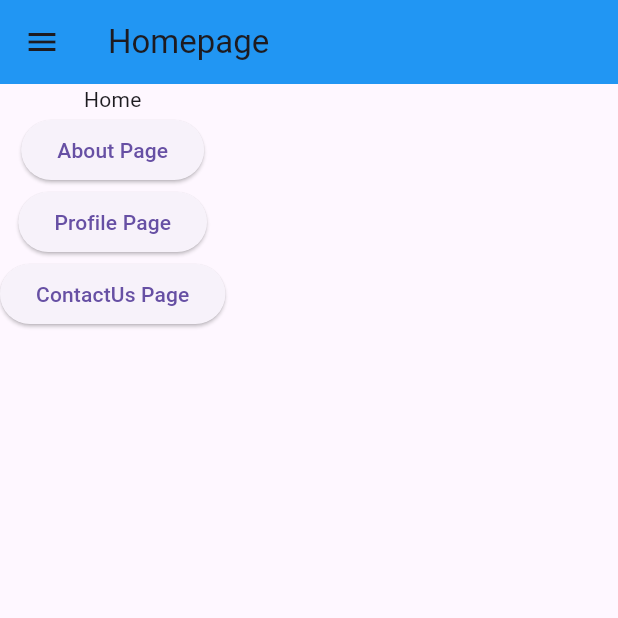
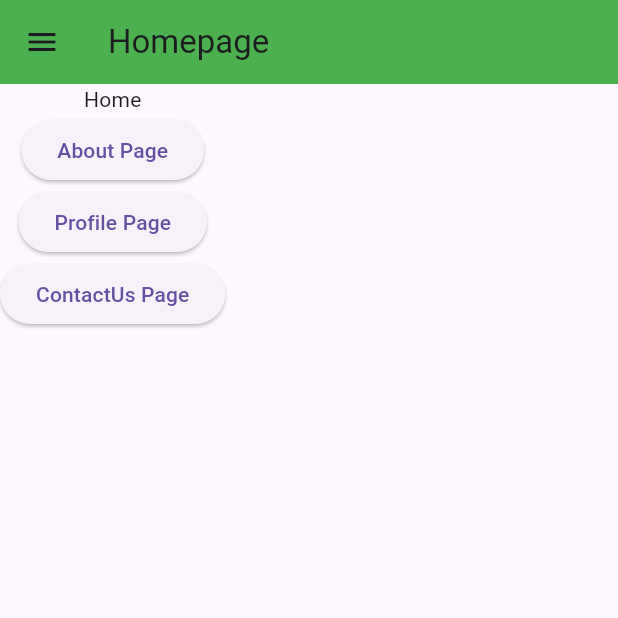
Before and after one commit to abdurahmanidris/flutter_go_router_new, a Flutter app: the screen it shows after launch, on a phone screen of 412 x 824 dp, the top half of it. Run offline on Flutter 3.47's test engine with Material 3 defaults, Android fonts, the light colour scheme and no system bars; our stand-ins replace go_router.

```diff
--- a/lib/main.dart
+++ b/lib/main.dart
@@ -16,6 +16,13 @@ class MyApp extends StatelessWidget {
       // routeInformationParser: MyAppRouter().router.routeInformationParser,
       // routerDelegate: MyAppRouter().router.routerDelegate,
       routerConfig: router,
+      theme: ThemeData(
+        primarySwatch: Colors.orange,
+        appBarTheme: const AppBarTheme(
+          color: Colors
+              .green, //<---Set the desired color here like my branding color #000132
+        ),
+      ),
     );
   }
 }
--- a/lib/pages/about.dart
+++ b/lib/pages/about.dart
@@ -8,7 +8,7 @@ class About extends StatelessWidget {
     return Scaffold(
       appBar: AppBar(
         title: const Text("About Page"),
-        backgroundColor: Colors.blue,
+        // backgroundColor: Colors.blue,
       ),
       body: Container(
         child: Center(
--- a/lib/pages/contact_us.dart
+++ b/lib/pages/contact_us.dart
@@ -6,7 +6,10 @@ class ContactUS extends StatelessWidget {
   @override
   Widget build(BuildContext context) {
     return Scaffold(
-      appBar: AppBar(),
+      appBar: AppBar(
+        title: const Text("Contact Page"),
+        // backgroundColor: Colors.blue,
+      ),
       body: Container(
         child: Center(
           child: Text('This is ContactUS page.'),
--- a/lib/pages/error_page.dart
+++ b/lib/pages/error_page.dart
@@ -9,7 +9,7 @@ class ErrorPage extends StatelessWidget {
       appBar: AppBar(),
       body: Container(
         child: Center(
-          child: Text('ErrorPage'),
+          child: Text('ErrorPage, no page found'),
         ),
       ),
     );
--- a/lib/pages/home.dart
+++ b/lib/pages/home.dart
@@ -11,7 +11,7 @@ class Home extends StatelessWidget {
     return Scaffold(
         appBar: AppBar(
           title: const Text("Homepage"),
-          backgroundColor: Colors.blue,
+          // backgroundColor: Colors.blue,
         ),
         drawer: const DrawerWidget(),
         body: Column(
--- a/lib/pages/profile.dart
+++ b/lib/pages/profile.dart
@@ -6,7 +6,10 @@ class Profile extends StatelessWidget {
   @override
   Widget build(BuildContext context) {
     return Scaffold(
-      appBar: AppBar(),
+      appBar: AppBar(
+        title: const Text("Profile Page"),
+        // backgroundColor: Colors.blue,
+      ),
       body: Container(
         child: Center(
           child: Text('This is Profile page.'),
--- a/lib/project/routes/app_route_config.dart
+++ b/lib/project/routes/app_route_config.dart
@@ -20,12 +20,13 @@ class MyAppRouter {
           routes: [
             GoRoute(
               path: 'changePIN',
-              // name: changePIN,
+              name: MyAppRoteConstatnts.changePINRouteName,
               pageBuilder: (context, state) {
-                return NoTransitionPage(
+                /*return NoTransitionPage(
                     child: ChangePINScreen(
                   key: state.pageKey,
-                ));
+                ));*/
+                return const MaterialPage(child: ChangePINScreen());
               },
             ),
           ],
--- a/lib/project/routes/app_route_constants.dart
+++ b/lib/project/routes/app_route_constants.dart
@@ -1,5 +1,6 @@
 class MyAppRoteConstatnts {
   static const String homeRouteName = 'home';
+  static const String changePINRouteName = 'changePIN';
   static const String aboutRouteName = 'about';
   static const String profileRouteName = 'profile';
   static const String contactUsRouteName = 'contact_us';
```
